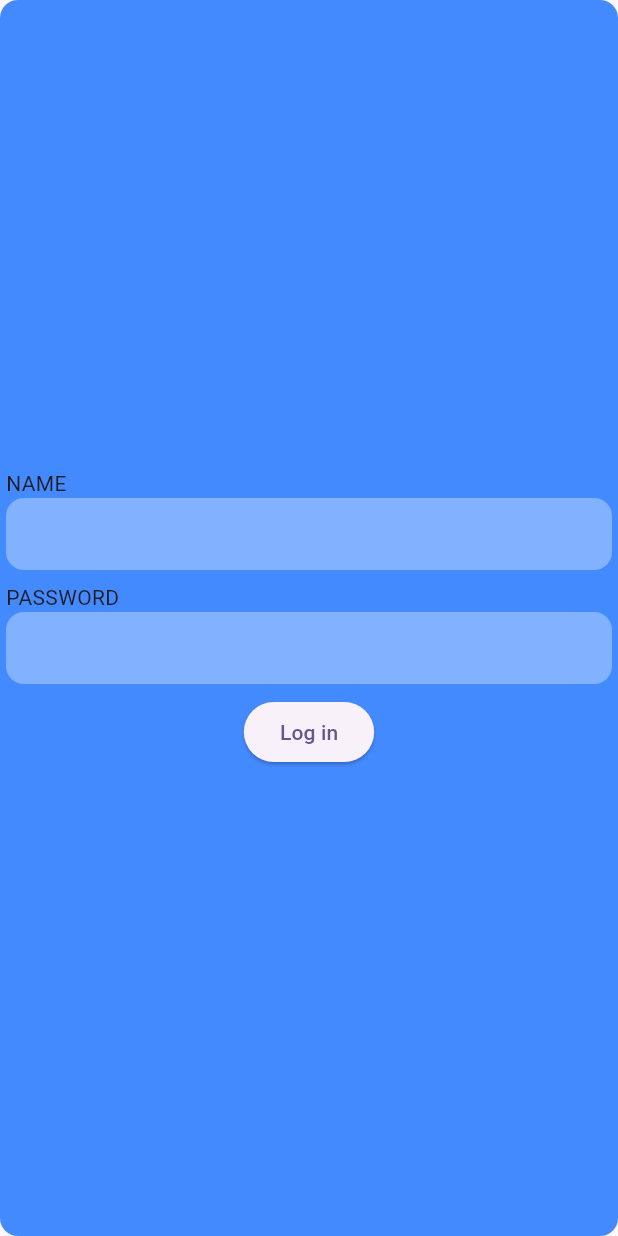
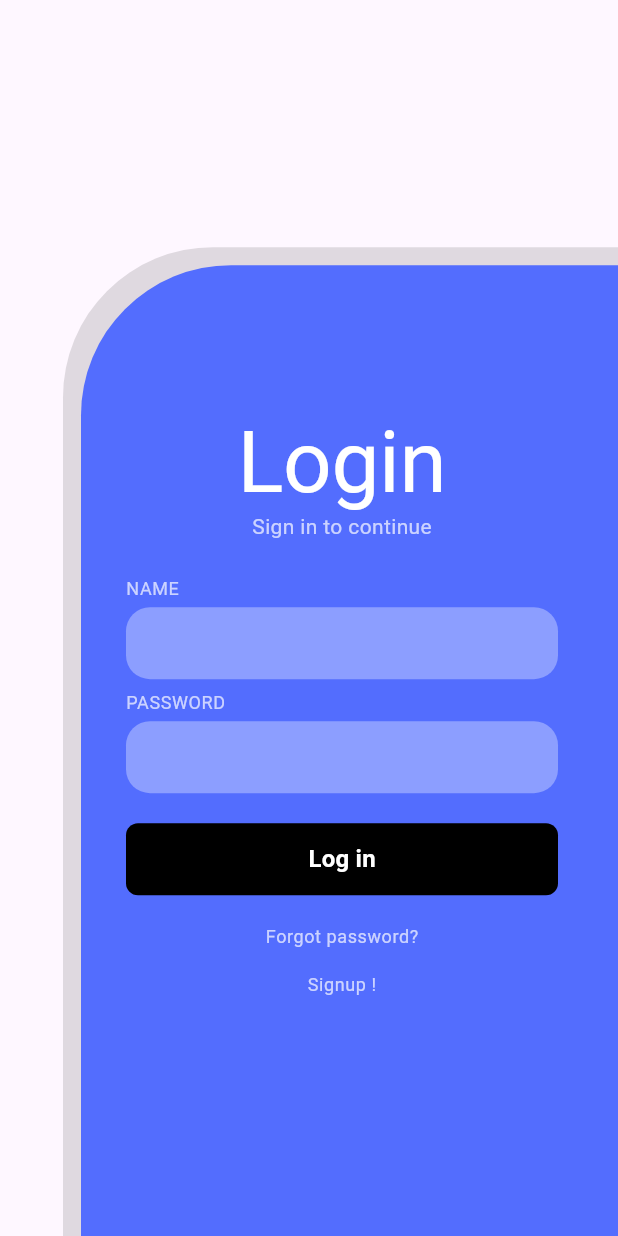
Before and after one commit to NotRayhaan/widget-fidgets, a Flutter app: the screen it shows after launch, on a phone screen of 412 x 824 dp. Run offline on Flutter 3.47's test engine with Material 3 defaults, Android fonts, the phone set to English and light mode, and no system bars; our stand-ins replace go_router.

Commit message:
full implmentation complete

```diff
--- a/lesson1/lib/main.dart
+++ b/lesson1/lib/main.dart
@@ -1,5 +1,8 @@
 import 'package:flutter/material.dart';
+import 'package:lesson1/src/routes.dart';
 import 'package:lesson1/src/ui/layout/my_layout.dart';
+import 'package:lesson1/src/ui/screen/my_screen.dart';
+import 'package:lesson1/src/ui/view/login.dart';
 
 void main() {
   runApp(const MyApp());
@@ -11,13 +14,13 @@ class MyApp extends StatelessWidget {
   // This widget is the root of your application.
   @override
   Widget build(BuildContext context) {
-    return MaterialApp(
+    return MaterialApp.router(
       title: 'Flutter Demo',
       theme: ThemeData(
         colorScheme: ColorScheme.fromSeed(seedColor: Colors.deepPurple),
         useMaterial3: true,
       ),
-      home: const MyHomePage(title: 'Flutter Demo Home Page'),
+      routerConfig: router,
     );
   }
 }
@@ -34,6 +37,10 @@ class MyHomePage extends StatefulWidget {
 class _MyHomePageState extends State<MyHomePage> {
   @override
   Widget build(BuildContext context) {
-    return const MyLayout();
+    return const MainLayout(
+      screen: MyScreen(
+        view: LoginView(), // gorouter
+      ),
+    );
   }
 }
--- /dev/null
+++ b/lesson1/lib/src/routes.dart
@@ -0,0 +1,22 @@
+import 'package:go_router/go_router.dart';
+import 'package:lesson1/src/ui/layout/my_layout.dart';
+import 'package:lesson1/src/ui/screen/my_screen.dart';
+import 'package:lesson1/src/ui/view/login.dart';
+import 'package:lesson1/src/ui/view/register.dart';
+
+final router = GoRouter(routes: [
+  GoRoute(
+      path: '/',
+      builder: (context, state) => const MainLayout(
+            screen: MyScreen(
+              view: LoginView(),
+            ),
+          )),
+  GoRoute(
+      path: '/register',
+      builder: (context, state) => const MainLayout(
+            screen: MyScreen(
+              view: RegisterView(),
+            ),
+          ))
+]);
--- a/lesson1/lib/src/ui/layout/my_layout.dart
+++ b/lesson1/lib/src/ui/layout/my_layout.dart
@@ -1,15 +1,13 @@
 import 'package:flutter/material.dart';
-import 'package:lesson1/src/ui/widget/background.dart';
-import 'package:lesson1/src/ui/widget/form.dart';
 
-class MyLayout extends StatelessWidget {
-  const MyLayout({super.key});
+class MainLayout extends StatelessWidget {
+  final Widget screen;
+  const MainLayout({super.key, required this.screen});
 
   @override
   Widget build(BuildContext context) {
     return Scaffold(
-      body: Center(child: MyBackground(color: Colors.blueAccent, child: MyForm())),
+      body: Center(child: screen),
     );
-    ;
   }
 }
--- a/lesson1/lib/src/ui/screen/my_screen.dart
+++ b/lesson1/lib/src/ui/screen/my_screen.dart
@@ -0,0 +1,13 @@
+import 'package:flutter/material.dart';
+
+class MyScreen extends StatelessWidget {
+  const MyScreen({super.key, required this.view});
+  final Widget view;
+
+  @override
+  Widget build(BuildContext context) {
+    return Container(
+      child: view,
+    );
+  }
+}
--- /dev/null
+++ b/lesson1/lib/src/ui/view/login.dart
@@ -0,0 +1,51 @@
+import 'package:flutter/material.dart';
+import 'package:go_router/go_router.dart';
+import 'package:lesson1/src/ui/widget/background.dart';
+import 'package:lesson1/src/ui/widget/button.dart';
+import 'package:lesson1/src/ui/widget/form.dart';
+
+class LoginView extends StatelessWidget {
+  const LoginView({
+    super.key,
+  });
+
+  @override
+  Widget build(BuildContext context) {
+    return MyBackground(
+        child: Padding(
+      padding: const EdgeInsets.only(left: 30, top: 100, right: 40, bottom: 20),
+      child: Column(
+        mainAxisAlignment: MainAxisAlignment.start,
+        children: [
+          Text(
+            "Login",
+            style: Theme.of(context).textTheme.displayLarge?.copyWith(
+                  color: Colors.white,
+                ),
+          ),
+          Padding(
+            padding: const EdgeInsets.only(bottom: 20),
+            child: Text("Sign in to continue",
+                style: Theme.of(context).textTheme.bodyMedium?.copyWith(color: Colors.white70)),
+          ),
+          const MyForm(),
+          Padding(
+            padding: const EdgeInsets.only(top: 16),
+            child: MyButton(
+              label: "Log in",
+              onPressed: () {},
+            ),
+          ),
+          Padding(
+            padding: const EdgeInsets.only(top: 20),
+            child:
+                Text("Forgot password?", style: Theme.of(context).textTheme.bodySmall?.copyWith(color: Colors.white70)),
+          ),
+          TextButton(
+              onPressed: () => context.go('/register'),
+              child: Text('Signup !', style: Theme.of(context).textTheme.bodySmall?.copyWith(color: Colors.white70)))
+        ],
+      ),
+    ));
+  }
+}
--- /dev/null
+++ b/lesson1/lib/src/ui/view/register.dart
@@ -0,0 +1,45 @@
+import 'package:flutter/material.dart';
+import 'package:go_router/go_router.dart';
+import 'package:lesson1/src/ui/widget/background.dart';
+import 'package:lesson1/src/ui/widget/button.dart';
+import 'package:lesson1/src/ui/widget/form.dart';
+
+class RegisterView extends StatelessWidget {
+  const RegisterView({
+    super.key,
+  });
+
+  @override
+  Widget build(BuildContext context) {
+    return MyBackground(
+        child: Padding(
+      padding: const EdgeInsets.only(left: 30, top: 60, right: 40, bottom: 20),
+      child: Column(
+        mainAxisAlignment: MainAxisAlignment.start,
+        children: [
+          Text(
+            "Create new account",
+            textAlign: TextAlign.center,
+            style: Theme.of(context).textTheme.displaySmall?.copyWith(
+                  color: Colors.white,
+                ),
+          ),
+          TextButton(
+              onPressed: () => context.go('/'),
+              child: Text('Already registered? Log in here',
+                  style: Theme.of(context).textTheme.bodyMedium?.copyWith(color: Colors.white70))),
+          const MyForm(
+            register: true,
+          ),
+          Padding(
+            padding: const EdgeInsets.only(top: 40),
+            child: MyButton(
+              label: "Sign up",
+              onPressed: () {},
+            ),
+          )
+        ],
+      ),
+    ));
+  }
+}
--- a/lesson1/lib/src/ui/widget/background.dart
+++ b/lesson1/lib/src/ui/widget/background.dart
@@ -1,15 +1,29 @@
 import 'package:flutter/material.dart';
 
 class MyBackground extends StatelessWidget {
-  const MyBackground({super.key, this.child, required this.color});
+  const MyBackground({
+    super.key,
+    this.child,
+  });
   final Widget? child;
-  final Color color;
 
   @override
   Widget build(BuildContext context) {
-    return Container(
-      decoration: BoxDecoration(color: color, borderRadius: BorderRadius.circular(12)),
-      child: child,
+    return Align(
+      alignment: Alignment.bottomRight,
+      child: Container(
+        width: 370,
+        height: MediaQuery.sizeOf(context).height * 0.8,
+        decoration:
+            const BoxDecoration(color: Colors.black12, borderRadius: BorderRadius.only(topLeft: Radius.circular(100))),
+        child: Padding(
+          padding: const EdgeInsets.only(left: 12, top: 12),
+          child: Container(
+              decoration: const BoxDecoration(
+                  color: Colors.indigoAccent, borderRadius: BorderRadius.only(topLeft: Radius.circular(100))),
+              child: child),
+        ),
+      ),
     );
   }
 }
--- a/lesson1/lib/src/ui/widget/button.dart
+++ b/lesson1/lib/src/ui/widget/button.dart
@@ -7,6 +7,22 @@ class MyButton extends StatelessWidget {
 
   @override
   Widget build(BuildContext context) {
-    return ElevatedButton(onPressed: onPressed, child: Text(label));
+    return FilledButton(
+      onPressed: onPressed,
+      style: ElevatedButton.styleFrom(
+          minimumSize: const Size.fromHeight(40),
+          backgroundColor: Colors.black,
+          shape: RoundedRectangleBorder(borderRadius: BorderRadius.circular(8))),
+      child: Padding(
+        padding: const EdgeInsets.all(12),
+        child: Text(
+          label,
+          style: Theme.of(context).textTheme.titleMedium?.copyWith(
+                fontWeight: FontWeight.bold,
+                color: Colors.white,
+              ),
+        ),
+      ),
+    );
   }
 }
--- a/lesson1/lib/src/ui/widget/form.dart
+++ b/lesson1/lib/src/ui/widget/form.dart
@@ -1,9 +1,9 @@
 import 'package:flutter/material.dart';
-import 'package:lesson1/src/ui/widget/button.dart';
 import 'package:lesson1/src/ui/widget/textform.dart';
 
 class MyForm extends StatelessWidget {
-  const MyForm({super.key});
+  const MyForm({super.key, this.register});
+  final bool? register;
 
   @override
   Widget build(BuildContext context) {
@@ -14,16 +14,17 @@ class MyForm extends StatelessWidget {
             const MyTextForm(
               labelText: "NAME",
             ),
+            if (register ?? false)
+              const MyTextForm(
+                labelText: "EMAIL",
+              ),
             const MyTextForm(
               labelText: "PASSWORD",
+              obscureText: true,
             ),
-            MyButton(
-              label: "Log in",
-              onPressed: () {},
-            )
           ]
               .map((e) => Padding(
-                    padding: const EdgeInsets.all(4),
+                    padding: const EdgeInsets.symmetric(vertical: 4),
                     child: e,
                   ))
               .toList()),
--- a/lesson1/lib/src/ui/widget/textform.dart
+++ b/lesson1/lib/src/ui/widget/textform.dart
@@ -1,21 +1,30 @@
 import 'package:flutter/material.dart';
 
 class MyTextForm extends StatelessWidget {
-  const MyTextForm({super.key, required this.labelText, this.helpText});
+  const MyTextForm({super.key, required this.labelText, this.helpText, this.obscureText});
   final String labelText;
   final String? helpText;
+  final bool? obscureText;
 
   @override
   Widget build(BuildContext context) {
     return Column(
       crossAxisAlignment: CrossAxisAlignment.start,
       children: [
-        Text(labelText),
-        Container(
-          decoration: BoxDecoration(color: Colors.blueAccent.shade100, borderRadius: BorderRadius.circular(12)),
-          child: TextFormField(
-            initialValue: helpText,
-            decoration: const InputDecoration(contentPadding: EdgeInsets.all(8), border: InputBorder.none),
+        Text(
+          labelText,
+          style: Theme.of(context).textTheme.bodySmall?.copyWith(color: Colors.white70),
+        ),
+        Padding(
+          padding: const EdgeInsets.only(top: 4),
+          child: Container(
+            decoration: BoxDecoration(color: Colors.indigoAccent.shade100, borderRadius: BorderRadius.circular(16)),
+            child: TextFormField(
+              style: const TextStyle(color: Colors.white70),
+              initialValue: helpText,
+              decoration: const InputDecoration(contentPadding: EdgeInsets.all(8), border: InputBorder.none),
+              obscureText: obscureText ?? false,
+            ),
           ),
         ),
       ],
--- a/lesson1/pubspec.yaml
+++ b/lesson1/pubspec.yaml
@@ -35,6 +35,7 @@ dependencies:
   # The following adds the Cupertino Icons font to your application.
   # Use with the CupertinoIcons class for iOS style icons.
   cupertino_icons: ^1.0.2
+  go_router: ^13.0.1
 
 dev_dependencies:
   flutter_test:
```
Also changed, not shown: lesson1/lib/src/ui/view/my_view.dart (deleted), lesson1/pubspec.lock.
